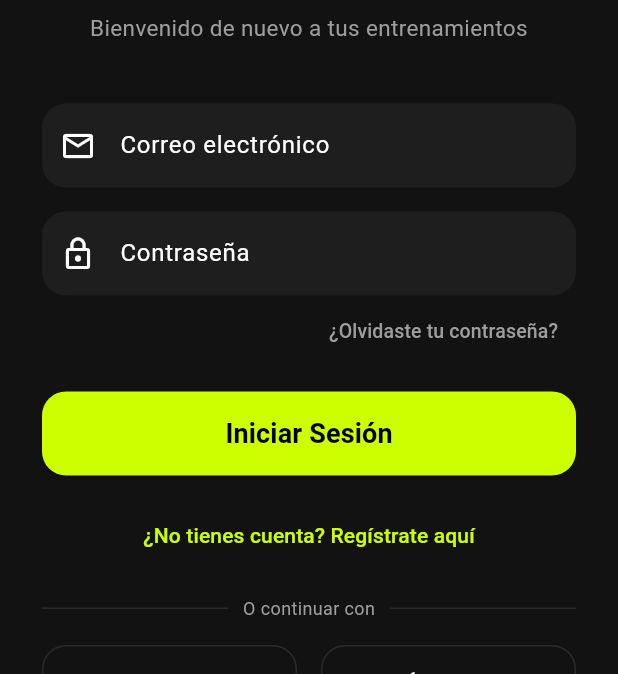
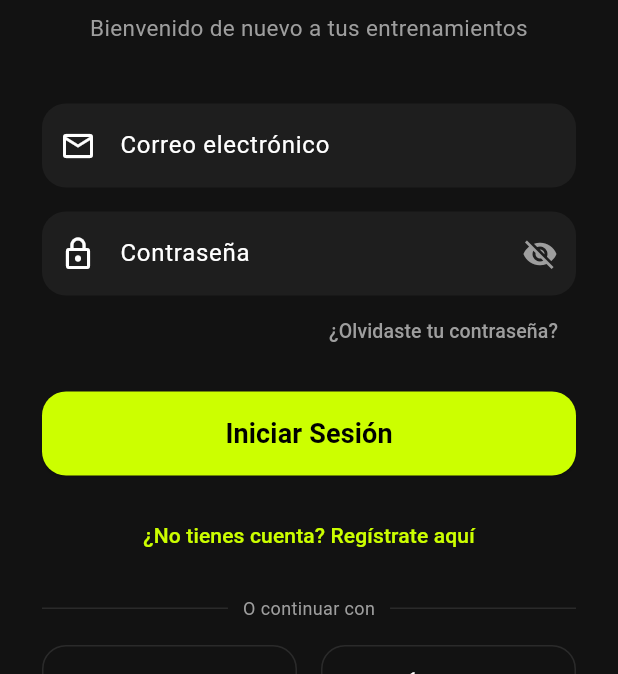
Before and after one commit to mategmdani25-maker/GymTechAI, a Flutter app: the screen it shows after launch, on a phone screen of 412 x 824 dp, the part 156-830 px from its top. Run offline on Flutter 3.47's test engine with Material 3 defaults, Android fonts, the phone set to English and light mode, and no system bars; our stand-ins replace shared_preferences.

Commit message:
Update auth_screen.dart

```diff
--- a/flutter_app/lib/screens/auth_screen.dart
+++ b/flutter_app/lib/screens/auth_screen.dart
@@ -10,6 +10,30 @@ class AuthScreen extends StatefulWidget {
 
 class _AuthScreenState extends State<AuthScreen> {
   bool esRegistro = false;
+  bool ocultarContrasena = true; // Controla el ojo de la contraseña
+
+  // Controladores para leer el texto
+  final TextEditingController _emailController = TextEditingController();
+  final TextEditingController _passwordController = TextEditingController();
+
+  // Estados de error para marcar en rojo
+  String? errorEmail;
+  String? errorPassword;
+
+  void _validarYEntrar() {
+    setState(() {
+      errorEmail = _emailController.text.isEmpty ? "El correo electrónico es obligatorio" : null;
+      errorPassword = _passwordController.text.isEmpty ? "La contraseña es obligatoria" : null;
+    });
+
+    // Si ambos campos están rellenos, avanzamos limpiamente
+    if (_emailController.text.isNotEmpty && _passwordController.text.isNotEmpty) {
+      Navigator.push(
+        context,
+        MaterialPageRoute(builder: (context) => const QuestionnaireScreen()),
+      );
+    }
+  }
 
   @override
   Widget build(BuildContext context) {
@@ -34,9 +58,12 @@ class _AuthScreenState extends State<AuthScreen> {
               ),
               const SizedBox(height: 40),
 
+              // CAMPO DE EMAIL CON ALERTA EN ROJO
               TextField(
+                controller: _emailController,
                 decoration: InputDecoration(
                   labelText: 'Correo electrónico',
+                  errorText: errorEmail, // Muestra el texto rojo si está vacío
                   prefixIcon: const Icon(Icons.email_outlined),
                   filled: true,
                   fillColor: const Color(0xFF1E1E1E),
@@ -44,11 +71,24 @@ class _AuthScreenState extends State<AuthScreen> {
                 ),
               ),
               const SizedBox(height: 16),
+
+              // CAMPO DE CONTRASEÑA CON OJO PARA OCULTAR/MOSTRAR
               TextField(
-                obscureText: true,
+                controller: _passwordController,
+                obscureText: ocultarContrasena,
                 decoration: InputDecoration(
                   labelText: 'Contraseña',
+                  errorText: errorPassword,
                   prefixIcon: const Icon(Icons.lock_outline),
+                  // Botón interactivo del ojo
+                  suffixIcon: IconButton(
+                    icon: Icon(ocultarContrasena ? Icons.visibility_off : Icons.visibility, color: Colors.grey),
+                    onPressed: () {
+                      setState(() {
+                        ocultarContrasena = !ocultarContrasena;
+                      });
+                    },
+                  ),
                   filled: true,
                   fillColor: const Color(0xFF1E1E1E),
                   border: OutlineInputBorder(borderRadius: BorderRadius.circular(16), borderSide: BorderSide.none),
@@ -66,6 +106,7 @@ class _AuthScreenState extends State<AuthScreen> {
 
               SizedBox(height: esRegistro ? 32 : 16),
 
+              // BOTÓN PRINCIPAL CON VALIDACIÓN ACTIVADA
               SizedBox(
                 height: 56,
                 child: ElevatedButton(
@@ -74,17 +115,21 @@ class _AuthScreenState extends State<AuthScreen> {
                     foregroundColor: Colors.black,
                     shape: RoundedRectangleBorder(borderRadius: BorderRadius.circular(16)),
                   ),
-                  onPressed: () {
-                    Navigator.push(context, MaterialPageRoute(builder: (context) => const QuestionnaireScreen()));
-                  },
-                  child: Text(esRegistro ? "Registrarse" : "Iniciar Sesión", style: const TextStyle(fontSize: 18, fontWeight: FontWeight.bold)),
+                  onPressed: _validarYEntrar, // Ejecuta la validación antes de pasar
+                  child: Text(
+                    esRegistro ? "Registrarse" : "Iniciar Sesión",
+                    style: const TextStyle(fontSize: 18, fontWeight: FontWeight.bold),
+                  ),
                 ),
               ),
               const SizedBox(height: 16),
 
               TextButton(
                 onPressed: () => setState(() => esRegistro = !esRegistro),
-                child: Text(esRegistro ? "¿Ya tienes cuenta? Inicia Sesión" : "¿No tienes cuenta? Regístrate aquí", style: const TextStyle(color: Color(0xFFCCFF00))),
+                child: Text(
+                  esRegistro ? "¿Ya tienes cuenta? Inicia Sesión" : "¿No tienes cuenta? Regístrate aquí",
+                  style: const TextStyle(color: Color(0xFFCCFF00)),
+                ),
               ),
               const SizedBox(height: 16),
 
@@ -129,7 +174,6 @@ class _AuthScreenState extends State<AuthScreen> {
               ),
               const SizedBox(height: 32),
 
-              // BOTÓN PARA CONTINUAR COMO INVITADO
               TextButton(
                 onPressed: () {
                   Navigator.push(context, MaterialPageRoute(builder: (context) => const QuestionnaireScreen()));
```
